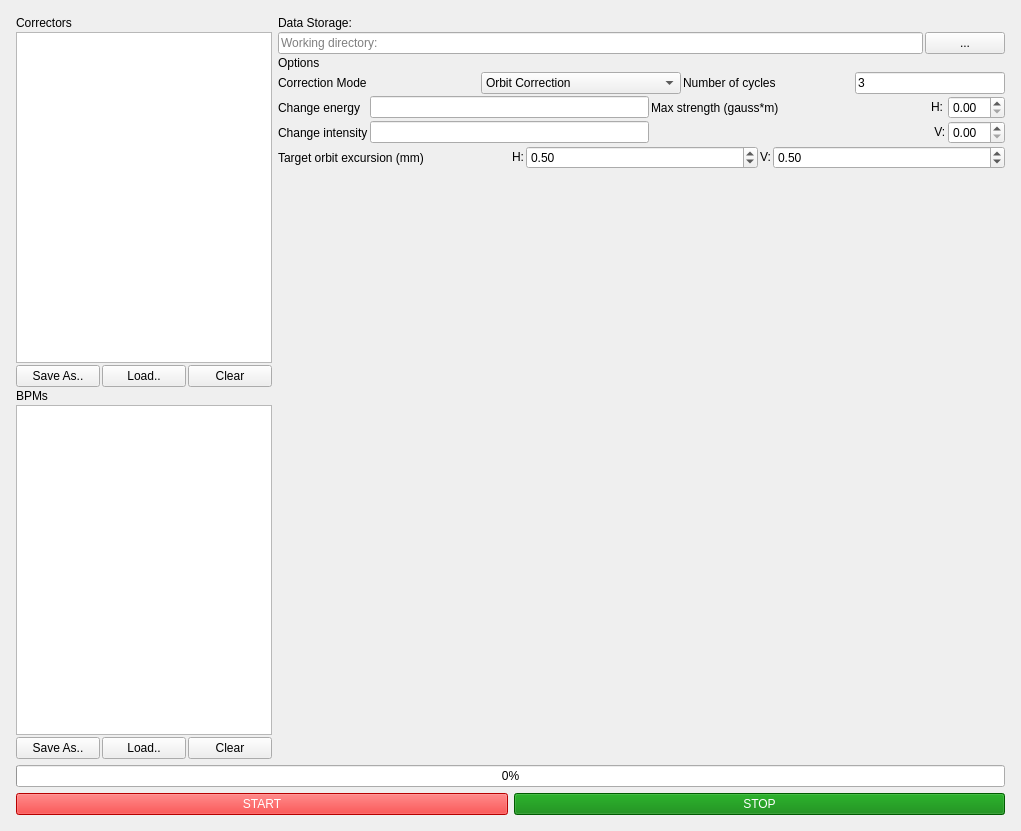
Qt form SysID_GUI.ui (wiktoria-malek/flight-simulator) before a commit.
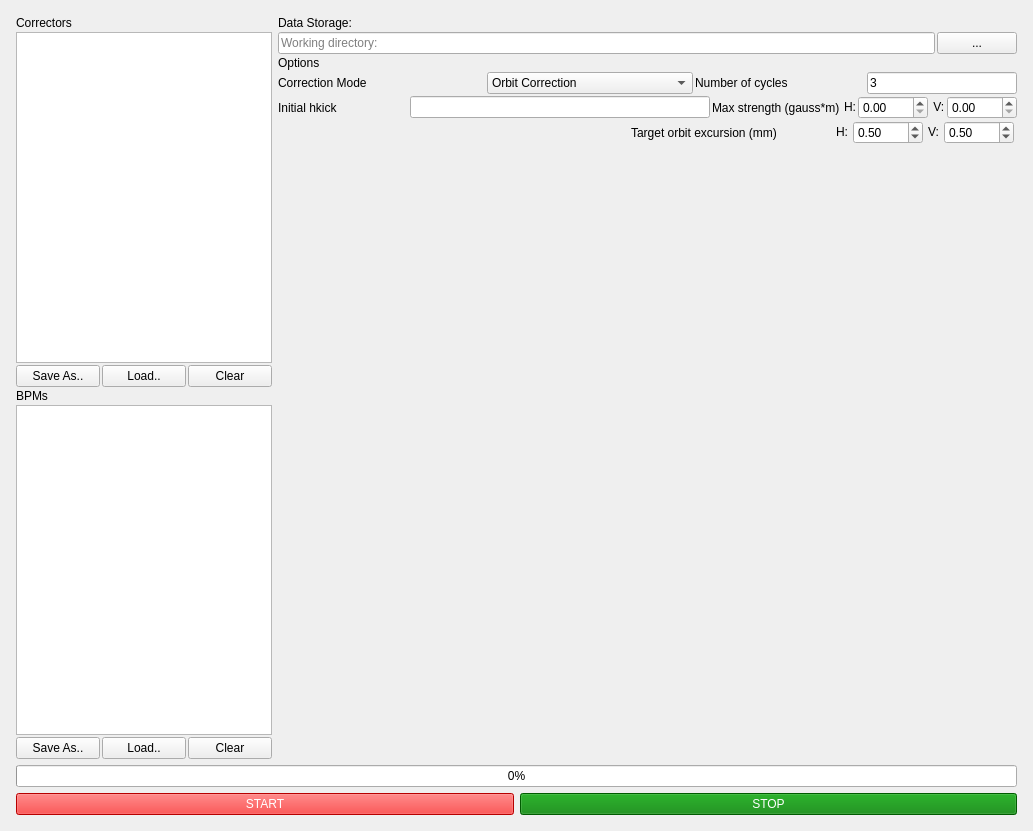
The same form after that commit.

Commit message: Added all modes to SYSID

```diff
--- a/SysID_GUI.ui
+++ b/SysID_GUI.ui
@@ -6,7 +6,7 @@
    <rect>
     <x>0</x>
     <y>0</y>
-    <width>1021</width>
+    <width>1033</width>
     <height>831</height>
    </rect>
   </property>
@@ -262,23 +262,29 @@
             </item>
             <item>
              <layout class="QGridLayout" name="change_layout">
-              <item row="0" column="0">
-               <widget class="QLabel" name="change_energy">
-                <property name="text">
-                 <string>Change energy</string>
-                </property>
-               </widget>
-              </item>
-              <item row="1" column="1">
-               <widget class="QLineEdit" name="change_intensity_settings">
+              <item row="0" column="4">
+               <widget class="QDoubleSpinBox" name="max_horizontal_current_spinbox">
                 <property name="maximumSize">
                  <size>
-                  <width>300</width>
+                  <width>70</width>
                   <height>16777215</height>
                  </size>
                 </property>
-                <property name="alignment">
-                 <set>Qt::AlignLeading|Qt::AlignLeft|Qt::AlignVCenter</set>
+                <property name="singleStep">
+                 <double>0.010000000000000</double>
+                </property>
+               </widget>
+              </item>
+              <item row="0" column="5">
+               <widget class="QLabel" name="vertical_current_label">
+                <property name="sizePolicy">
+                 <sizepolicy hsizetype="Fixed" vsizetype="Fixed">
+                  <horstretch>0</horstretch>
+                  <verstretch>0</verstretch>
+                 </sizepolicy>
+                </property>
+                <property name="text">
+                 <string> V:</string>
                 </property>
                </widget>
               </item>
@@ -295,49 +301,7 @@
                 </property>
                </widget>
               </item>
-              <item row="0" column="1">
-               <widget class="QLineEdit" name="change_energy_settings">
-                <property name="maximumSize">
-                 <size>
-                  <width>300</width>
-                  <height>16777215</height>
-                 </size>
-                </property>
-               </widget>
-              </item>
-              <item row="1" column="0">
-               <widget class="QLabel" name="excursion_label_2">
-                <property name="sizePolicy">
-                 <sizepolicy hsizetype="Minimum" vsizetype="Preferred">
-                  <horstretch>0</horstretch>
-                  <verstretch>0</verstretch>
-                 </sizepolicy>
-                </property>
-                <property name="maximumSize">
-                 <size>
-                  <width>300</width>
-                  <height>16777215</height>
-                 </size>
-                </property>
-                <property name="text">
-                 <string>Change intensity</string>
-                </property>
-               </widget>
-              </item>
-              <item row="1" column="2">
-               <spacer name="change_spacer">
-                <property name="orientation">
-                 <enum>Qt::Horizontal</enum>
-                </property>
-                <property name="sizeHint" stdset="0">
-                 <size>
-                  <width>40</width>
-                  <height>20</height>
-                 </size>
-                </property>
-               </spacer>
-              </item>
-              <item row="1" column="4">
+              <item row="0" column="6">
                <widget class="QDoubleSpinBox" name="max_vertical_current_spinbox">
                 <property name="enabled">
                  <bool>true</bool>
@@ -353,30 +317,21 @@
                 </property>
                </widget>
               </item>
-              <item row="1" column="3">
-               <widget class="QLabel" name="vertical_current_label">
-                <property name="sizePolicy">
-                 <sizepolicy hsizetype="Fixed" vsizetype="Fixed">
-                  <horstretch>0</horstretch>
-                  <verstretch>0</verstretch>
-                 </sizepolicy>
-                </property>
+              <item row="0" column="0">
+               <widget class="QLabel" name="initial_hkick">
                 <property name="text">
-                 <string> V:</string>
+                 <string>Initial hkick</string>
                 </property>
                </widget>
               </item>
-              <item row="0" column="4">
-               <widget class="QDoubleSpinBox" name="max_horizontal_current_spinbox">
+              <item row="0" column="1">
+               <widget class="QLineEdit" name="initial_hkick_settings">
                 <property name="maximumSize">
                  <size>
-                  <width>70</width>
+                  <width>300</width>
                   <height>16777215</height>
                  </size>
                 </property>
-                <property name="singleStep">
-                 <double>0.010000000000000</double>
-                </property>
                </widget>
               </item>
               <item row="0" column="2">
@@ -402,6 +357,9 @@
             </item>
             <item>
              <layout class="QHBoxLayout" name="excursion_layout">
+              <property name="leftMargin">
+               <number>350</number>
+              </property>
               <item>
                <widget class="QLabel" name="excursion_label">
                 <property name="sizePolicy">
@@ -410,6 +368,12 @@
                   <verstretch>0</verstretch>
                  </sizepolicy>
                 </property>
+                <property name="maximumSize">
+                 <size>
+                  <width>200</width>
+                  <height>16777215</height>
+                 </size>
+                </property>
                 <property name="text">
                  <string>Target orbit excursion (mm)</string>
                 </property>
@@ -430,6 +394,12 @@
               </item>
               <item>
                <widget class="QDoubleSpinBox" name="horizontal_excursion_spinbox">
+                <property name="maximumSize">
+                 <size>
+                  <width>70</width>
+                  <height>16777215</height>
+                 </size>
+                </property>
                 <property name="singleStep">
                  <double>0.100000000000000</double>
                 </property>
@@ -453,6 +423,12 @@
               </item>
               <item>
                <widget class="QDoubleSpinBox" name="vertical_excursion_spinbox">
+                <property name="maximumSize">
+                 <size>
+                  <width>70</width>
+                  <height>16777215</height>
+                 </size>
+                </property>
                 <property name="singleStep">
                  <double>0.100000000000000</double>
                 </property>
```
The commit also changes 2 other files.
